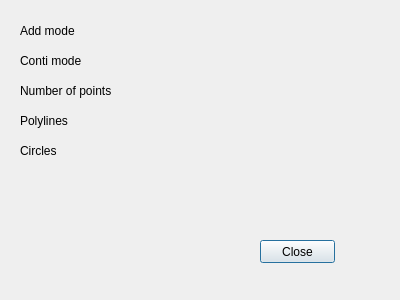
fupe/digitizer2, file InfoDialog.ui: the form before one commit.
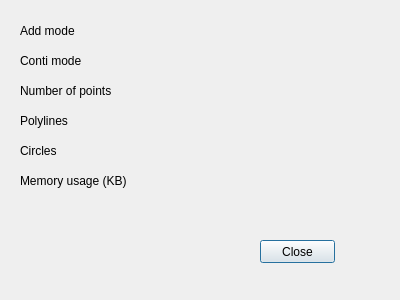
The form after the commit.

Commit message: Show memory usage in InfoDialog

The edit to the form file:
```diff
--- a/InfoDialog.ui
+++ b/InfoDialog.ui
@@ -143,6 +143,32 @@
     <string/>
    </property>
   </widget>
+  <widget class="QLabel" name="label_memory">
+   <property name="geometry">
+    <rect>
+     <x>20</x>
+     <y>170</y>
+     <width>120</width>
+     <height>21</height>
+    </rect>
+   </property>
+   <property name="text">
+    <string>Memory usage (KB)</string>
+   </property>
+  </widget>
+  <widget class="QLabel" name="memory_value">
+   <property name="geometry">
+    <rect>
+     <x>160</x>
+     <y>170</y>
+     <width>91</width>
+     <height>21</height>
+    </rect>
+   </property>
+   <property name="text">
+    <string/>
+   </property>
+  </widget>
   <widget class="QPushButton" name="close">
    <property name="geometry">
     <rect>
```
The commit also changes 3 other files.
